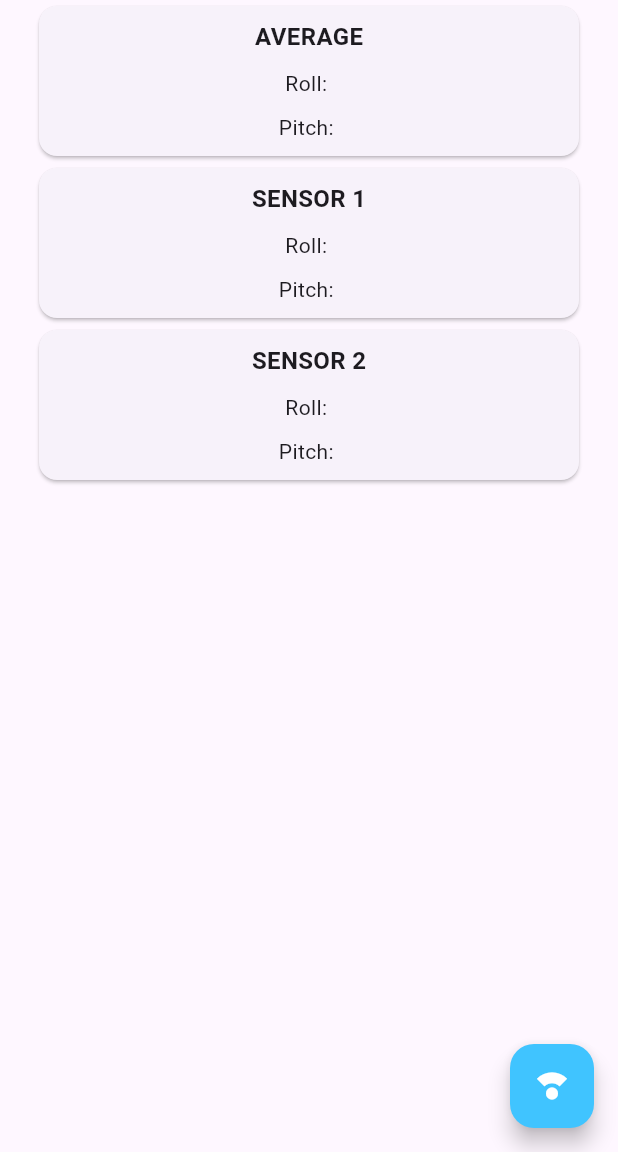
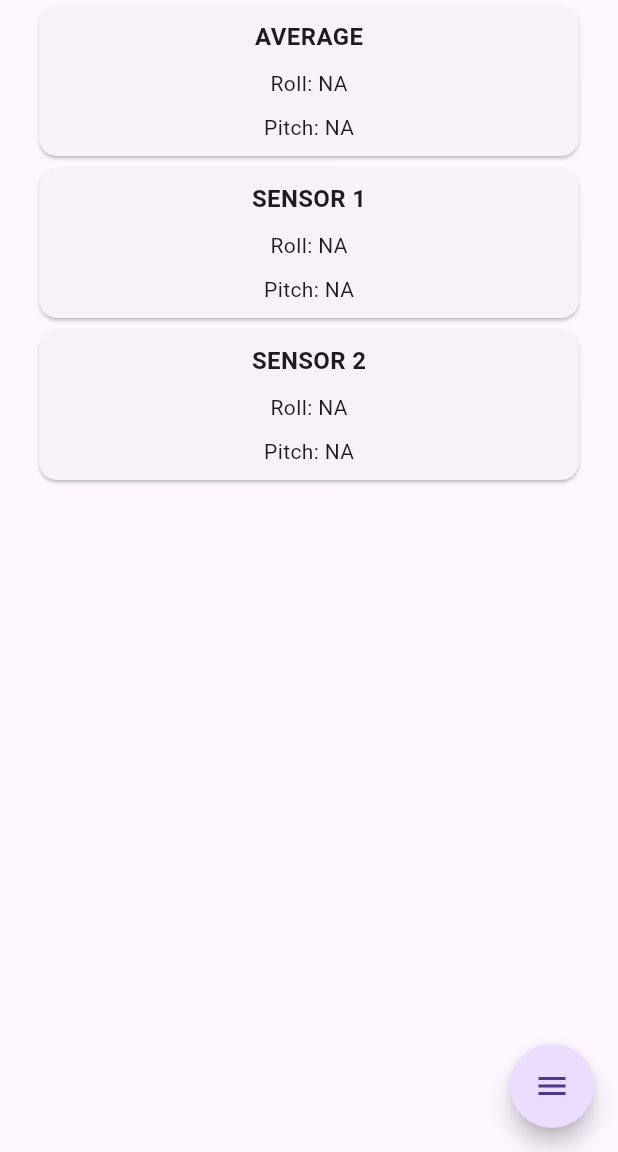
Before and after one commit to whyal/ITP-Mobile-App, a Flutter app: the screen it shows after launch, on a phone screen of 412 x 824 dp, the part 84-1236 px from its top. Run offline on Flutter 3.47's test engine with Material 3 defaults, Android fonts, the light colour scheme and no system bars; drawn by our look-alikes of flutter_speed_dial; missing offline and left inert: flutter_client_sse.

Commit message:
Buttons added for calibration of both sensors done.

```diff
--- a/lib/main.dart
+++ b/lib/main.dart
@@ -4,6 +4,7 @@ import 'package:flutter/material.dart';
 import 'package:http/http.dart' as http;
 import 'package:flutter_client_sse/constants/sse_request_type_enum.dart';
 import 'package:flutter_client_sse/flutter_client_sse.dart';
+import 'package:flutter_speed_dial/flutter_speed_dial.dart';
 
 class MyApp extends StatefulWidget {
   const MyApp({super.key});
@@ -12,14 +13,14 @@ class MyApp extends StatefulWidget {
 }
 
 class _MyAppState extends State<MyApp> {
-  String _roll = ''; // Initialize with an empty string
-  String _pitch = ''; // Initialize with an empty string
+  String _roll = 'NA'; // Initialize with an empty string
+  String _pitch = 'NA'; // Initialize with an empty string
 
-  String _roll1 = ''; // Initialize with an empty string
-  String _pitch1 = ''; // Initialize with an empty string
+  String _roll1 = 'NA'; // Initialize with an empty string
+  String _pitch1 = 'NA'; // Initialize with an empty string
 
-  String _roll2 = ''; // Initialize with an empty string
-  String _pitch2 = ''; // Initialize with an empty string
+  String _roll2 = 'NA'; // Initialize with an empty string
+  String _pitch2 = 'NA'; // Initialize with an empty string
 
   @override
   void initState() {
@@ -56,12 +57,18 @@ class _MyAppState extends State<MyApp> {
   }
 
   // Calibrate roll and pitch
-  void calibrateSensor() {
-    http.get(Uri.parse('http://192.168.0.179/calibrate1'));
+  void calibrateSensor(String sensor) {
+    http.get(Uri.parse('http://192.168.0.179/$sensor'));
 
     // Personal Hotspot
     // http.get(Uri.parse('http://192.168.43.109/calibrate1'));
   }
+
+  // Debugging function for testing only!
+  // Remove it when deploy
+  // void sayHi() {
+  //   print("You pressed a button!");
+  // }
 
   @override
   Widget build(BuildContext context) {
@@ -100,14 +107,19 @@ class _MyAppState extends State<MyApp> {
             ],
           ),
         ),
-        floatingActionButton: FloatingActionButton(
+        floatingActionButton: SpeedDial(
           tooltip: 'Calibrate',
-          onPressed: calibrateSensor,
-          backgroundColor: Colors.lightBlueAccent,
-          child: const Icon(
-            Icons.compass_calibration,
-            color: Colors.white,
-          ),
+          animatedIcon: AnimatedIcons.menu_close,
+          children: [
+            SpeedDialChild(
+              label: 'Sensor 1',
+              onTap: () => calibrateSensor('calibrate1'),
+            ),
+            SpeedDialChild(
+              label: 'Sensor 2',
+              onTap: () => calibrateSensor('calibrate2'),
+            ),
+          ],
         ),
       ),
     );
--- a/pubspec.yaml
+++ b/pubspec.yaml
@@ -11,6 +11,7 @@ dependencies:
     sdk: flutter
   http: ^1.2.1
   flutter_client_sse: ^2.0.1
+  flutter_speed_dial: ^7.0.0
 
 dev_dependencies:
   flutter_test:
```
Also changed, not shown: pubspec.lock.
